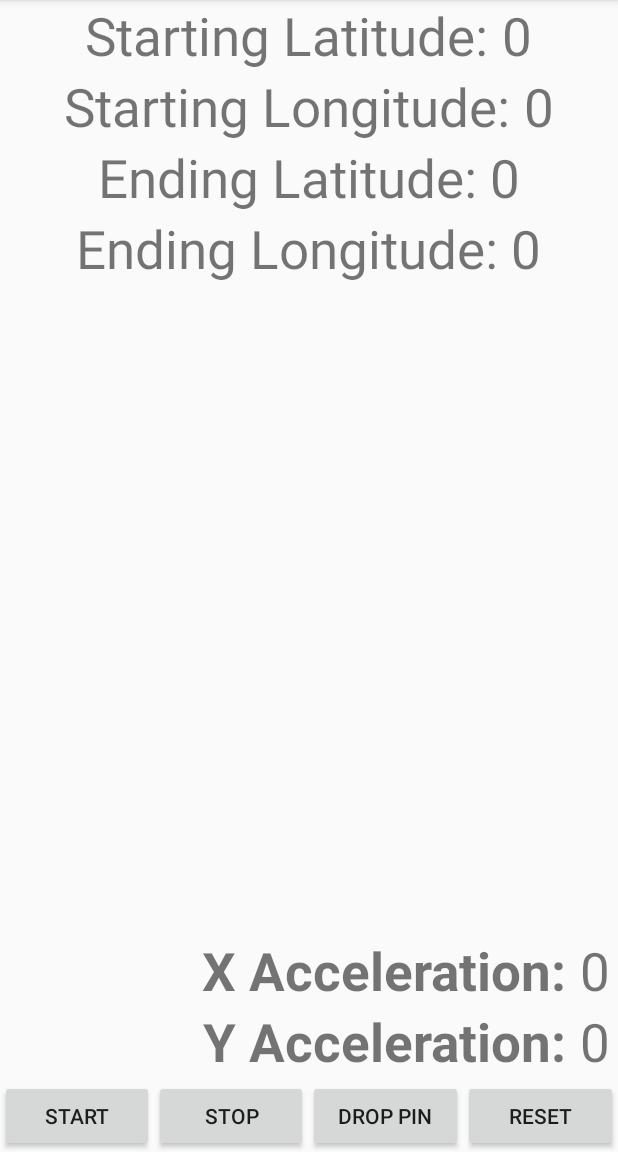
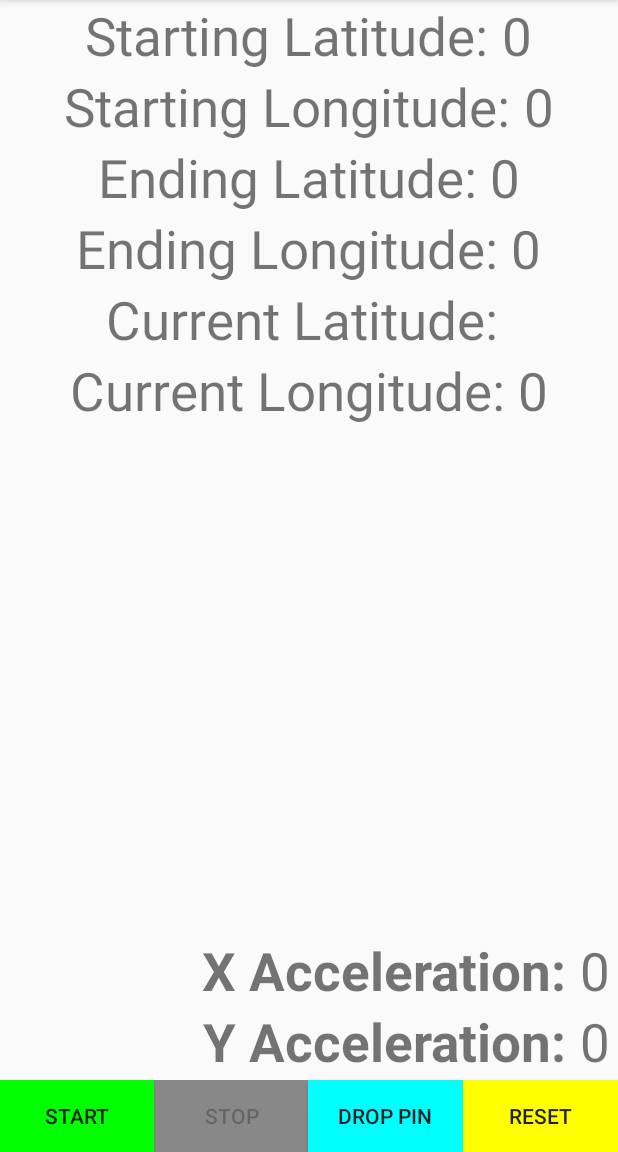
Before and after one commit to TomasCespedes/GPS_Sensor_Locator, an Android app: the screen it shows after launch (MainActivity), on a phone screen of 412 x 824 dp, the part 84-1236 px from its top. Run offline under Robolectric (Android 15) with nearby library versions, the phone set to English and light mode, and no system bars.

Commit message:
buttons fixed partially

```diff
--- a/app/src/main/java/com/example/ehar/SensorExample/MainActivity.java
+++ b/app/src/main/java/com/example/ehar/SensorExample/MainActivity.java
@@ -2,8 +2,10 @@ package com.example.ehar.SensorExample;
 
 import android.Manifest;
 import android.content.pm.PackageManager;
+import android.graphics.Color;
 import android.location.Location;
 import android.location.LocationManager;
+import android.media.MediaPlayer;
 import android.os.Bundle;
 import android.support.v7.app.AppCompatActivity;
 import android.util.Log;
@@ -28,6 +30,8 @@ public class MainActivity
     private TextView starting_longitude = null;
     private TextView ending_latitude = null;
     private TextView ending_longitude = null;
+    private TextView current_latitude = null;
+    private TextView current_longitude = null;
 
     // Buttons
     private Button start, stop, drop_pin, reset;
@@ -39,6 +43,12 @@ public class MainActivity
     private Observable accel;
     private LocationHandler location;
     private LocationManager lm;
+
+    //Sounds
+    MediaPlayer mpPin;
+    MediaPlayer mpStop;
+    MediaPlayer mpStart;
+    MediaPlayer mpReset;
 
     final public static int REQUEST_ASK_FINE_LOCATION = 999;
 
@@ -54,12 +64,32 @@ public class MainActivity
         starting_longitude = (TextView) findViewById(R.id.starting_longitude);
         ending_latitude = (TextView) findViewById(R.id.ending_latitude);
         ending_longitude = (TextView) findViewById(R.id.ending_longitude);
+        current_latitude = (TextView) findViewById(R.id.current_latitude);
+        current_longitude = (TextView) findViewById(R.id.current_longitude);
 
         // Find buttons
         start = (Button) findViewById(R.id.start_button);
         stop = (Button) findViewById(R.id.stop_button);
         drop_pin = (Button) findViewById(R.id.pin_button);
         reset = (Button) findViewById(R.id.reset_button);
+
+        //Initialize button colors
+        this.start.setBackgroundColor(Color.GREEN);
+        this.stop.setBackgroundColor(Color.GRAY);
+        this.drop_pin.setBackgroundColor(Color.CYAN);
+        this.reset.setBackgroundColor(Color.YELLOW);
+
+        //Properly enable buttons
+        this.start.setEnabled(true);
+        this.stop.setEnabled(false);
+        this.drop_pin.setEnabled(true);
+        this.reset.setEnabled(true);
+
+        //Initalize MediaPlayers for our sounds
+        mpPin = MediaPlayer.create(this.getApplicationContext(), R.raw.droppin);
+        mpStop = MediaPlayer.create(this.getApplicationContext(), R.raw.stoppin);
+        mpStart = MediaPlayer.create(this.getApplicationContext(), R.raw.start);
+        mpReset = MediaPlayer.create(this.getApplicationContext(), R.raw.resetpin);
 
         // Create new AccelerometerHandler
         this.accel = new AccelerometerHandler(500, this);
@@ -76,10 +106,13 @@ public class MainActivity
                 startLocation = getLastKnownLocation();
                 double start_lat = startLocation.getLatitude();
                 double start_long = startLocation.getLongitude();
-
                 starting_latitude.setText(Double.toString(start_lat));
                 starting_longitude.setText(Double.toString(start_long));
-
+                start.setEnabled(false);
+                start.setBackgroundColor(Color.GRAY);
+                stop.setEnabled(true);
+                stop.setBackgroundColor(Color.RED);
+                mpStart.start();
             }
         });
 
@@ -90,9 +123,44 @@ public class MainActivity
                 endLocation = getLastKnownLocation();
                 double end_lat = endLocation.getLatitude();
                 double end_long = endLocation.getLongitude();
-
                 ending_latitude.setText(Double.toString(end_lat));
                 ending_longitude.setText(Double.toString(end_long));
+                stop.setEnabled(false);
+                stop.setBackgroundColor(Color.GRAY);
+                start.setEnabled(true);
+                start.setBackgroundColor(Color.GREEN);
+                mpStop.start();
+            }
+        });
+
+        // Drop pin button onClick
+        drop_pin.setOnClickListener(new View.OnClickListener() {
+            @Override
+            public void onClick(View view) {
+                //need to add pin to scrollview here.
+                //put current_latitude.getText() into scrollview;
+                //put current_longitude.getText() into scrollview;
+                mpPin.start();
+            }
+        });
+
+
+        // Reset button onClick
+        reset.setOnClickListener(new View.OnClickListener() {
+            @Override
+            public void onClick(View view) {
+                //need to reset the scrollview here.
+                starting_latitude.setText("0");
+                starting_longitude.setText("0");
+                ending_latitude.setText("0");
+                ending_longitude.setText("0");
+                accel_x_view.setText("0");
+                accel_y_view.setText("0");
+                stop.setEnabled(false);
+                start.setEnabled(true);
+                stop.setBackgroundColor(Color.GRAY);
+                start.setBackgroundColor(Color.GREEN);
+                mpReset.start();
             }
         });
     }
@@ -111,8 +179,12 @@ public class MainActivity
             double lat = l.getLatitude();
             double lon = l.getLongitude();
 
+            /*
             Toast.makeText(MainActivity.this, "Lat: " + lat +
                     " Lon: " + lon, Toast.LENGTH_LONG).show();
+            */
+            current_latitude.setText(Double.toString(lat));
+            current_longitude.setText(Double.toString(lon));
         }
     }
 
--- a/app/src/main/res/layout/activity_main.xml
+++ b/app/src/main/res/layout/activity_main.xml
@@ -101,6 +101,50 @@
                 android:textSize="35sp"
                 />
 
+
+        </LinearLayout>
+
+        <LinearLayout
+            android:layout_width="wrap_content"
+            android:layout_height="wrap_content"
+            android:orientation="horizontal">
+
+            <TextView
+                android:layout_width="wrap_content"
+                android:layout_height="wrap_content"
+                android:text="Current Latitude: "
+                android:textSize="35sp"
+                />
+
+            <TextView
+                android:layout_width="wrap_content"
+                android:layout_height="wrap_content"
+                android:id="@+id/current_latitude"
+                android:text=""
+                android:textSize="35sp"
+                />
+
+        </LinearLayout>
+
+        <LinearLayout
+            android:layout_width="wrap_content"
+            android:layout_height="wrap_content"
+            android:orientation="horizontal">
+
+            <TextView
+                android:layout_width="wrap_content"
+                android:layout_height="wrap_content"
+                android:text="Current Longitude: "
+                android:textSize="35sp"
+                />
+
+            <TextView
+                android:layout_width="wrap_content"
+                android:layout_height="wrap_content"
+                android:id="@+id/current_longitude"
+                android:text="0"
+                android:textSize="35sp"
+                />
 
         </LinearLayout>
 
```
Also changed, not shown: 4 other files.
